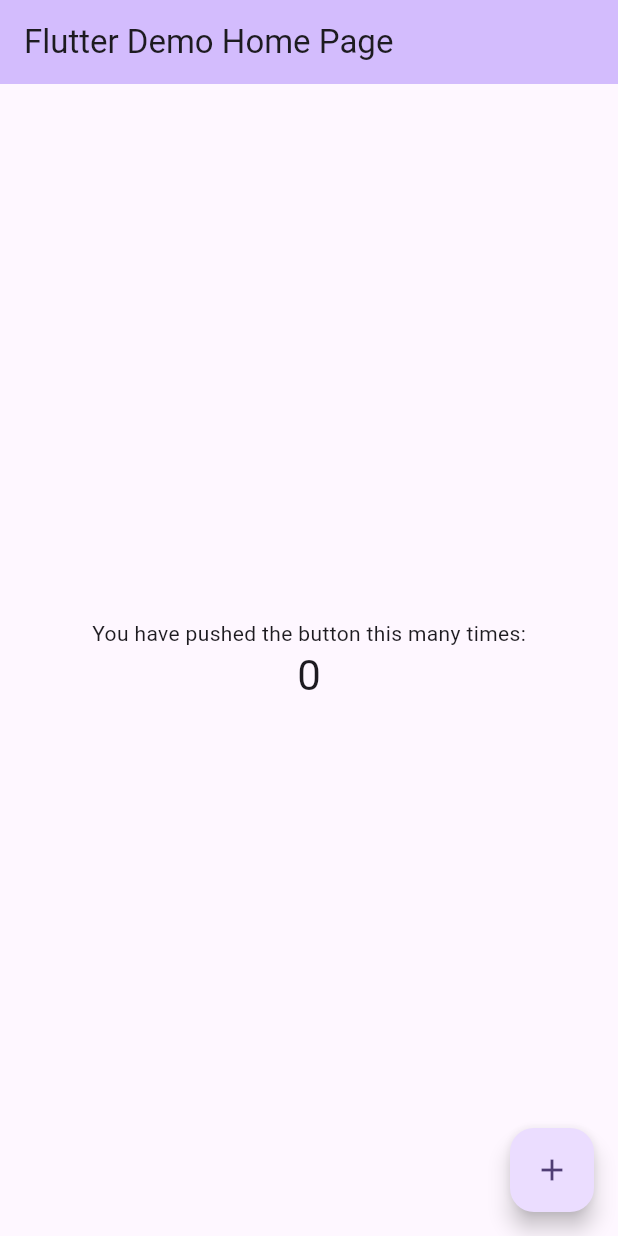
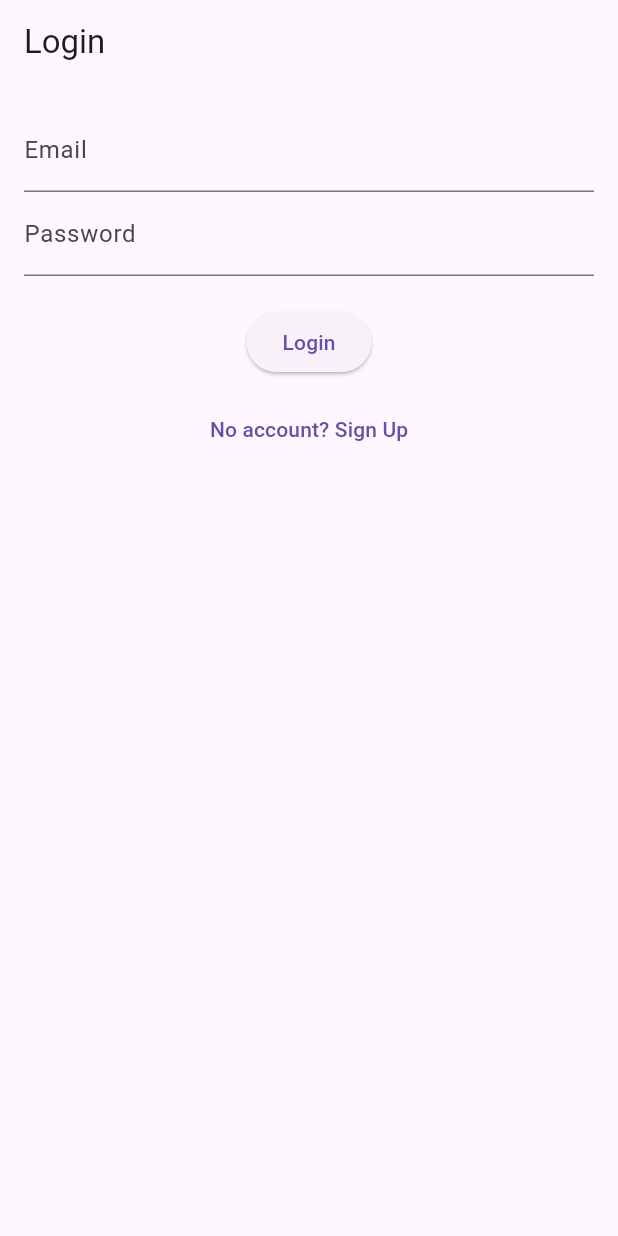
Before and after one commit to pitabashchoudhury/ToDoApp, a Flutter app: the screen it shows after launch, on a phone screen of 412 x 824 dp. Run offline on Flutter 3.47's test engine with Material 3 defaults, Android fonts, the phone set to English and light mode, and no system bars; our stand-ins replace cloud_firestore, firebase_auth, firebase_core, go_router; accounts and stored records are empty.

Commit message:
firebase auth sign up and sign in finished and task is also getting stored in the firestore

```diff
--- /dev/null
+++ b/task_assignment/lib/app_routes.dart
@@ -0,0 +1,33 @@
+import 'package:go_router/go_router.dart';
+import 'package:provider/provider.dart';
+import 'package:task_assignment/models/task_model.dart';
+import 'package:task_assignment/view_models/auth_view_model.dart';
+import 'package:task_assignment/view_models/task_view_model.dart';
+import 'package:task_assignment/views/edit_task_view.dart';
+import 'package:task_assignment/views/home_view.dart';
+import 'package:task_assignment/views/login_view.dart';
+
+GoRouter createRouter(AuthViewModel authViewModel) {
+  return GoRouter(
+    initialLocation: '/',
+    refreshListenable: authViewModel,
+    redirect: (context, state) {
+      final loggedIn = authViewModel.user != null;
+      final loggingIn = state.matchedLocation == '/login';
+      if (!loggedIn) return loggingIn ? null : '/login';
+      if (loggingIn) return '/';
+      return null;
+    },
+    routes: [
+      GoRoute(path: '/login', builder: (context, state) => const LoginView()),
+      GoRoute(path: '/', builder: (context, state) => const HomeView()),
+      GoRoute(
+        path: '/edit',
+        builder: (context, state) {
+          final task = state.extra as TaskModel?;
+          return EditTaskView(task: task);
+        },
+      ),
+    ],
+  );
+}
--- a/task_assignment/lib/main.dart
+++ b/task_assignment/lib/main.dart
@@ -1,122 +1,46 @@
 import 'package:flutter/material.dart';
+import 'package:firebase_core/firebase_core.dart';
+import 'package:provider/provider.dart';
+import 'package:task_assignment/view_models/task_view_model.dart';
+import 'app_routes.dart';
+import 'view_models/auth_view_model.dart';
 
-void main() {
-  runApp(const MyApp());
+void main() async {
+  WidgetsFlutterBinding.ensureInitialized();
+  await Firebase.initializeApp();
+  runApp(const App());
 }
 
-class MyApp extends StatelessWidget {
-  const MyApp({super.key});
+class App extends StatelessWidget {
+  const App({super.key});
 
-  // This widget is the root of your application.
   @override
   Widget build(BuildContext context) {
-    return MaterialApp(
-      title: 'Flutter Demo',
-      theme: ThemeData(
-        // This is the theme of your application.
-        //
-        // TRY THIS: Try running your application with "flutter run". You'll see
-        // the application has a purple toolbar. Then, without quitting the app,
-        // try changing the seedColor in the colorScheme below to Colors.green
-        // and then invoke "hot reload" (save your changes or press the "hot
-        // reload" button in a Flutter-supported IDE, or press "r" if you used
-        // the command line to start the app).
-        //
-        // Notice that the counter didn't reset back to zero; the application
-        // state is not lost during the reload. To reset the state, use hot
-        // restart instead.
-        //
-        // This works for code too, not just values: Most code changes can be
-        // tested with just a hot reload.
-        colorScheme: ColorScheme.fromSeed(seedColor: Colors.deepPurple),
-      ),
-      home: const MyHomePage(title: 'Flutter Demo Home Page'),
+    return ChangeNotifierProvider(
+      create: (_) => AuthViewModel(),
+      child: const RouterApp(),
     );
   }
 }
 
-class MyHomePage extends StatefulWidget {
-  const MyHomePage({super.key, required this.title});
-
-  // This widget is the home page of your application. It is stateful, meaning
-  // that it has a State object (defined below) that contains fields that affect
-  // how it looks.
-
-  // This class is the configuration for the state. It holds the values (in this
-  // case the title) provided by the parent (in this case the App widget) and
-  // used by the build method of the State. Fields in a Widget subclass are
-  // always marked "final".
-
-  final String title;
-
-  @override
-  State<MyHomePage> createState() => _MyHomePageState();
-}
-
-class _MyHomePageState extends State<MyHomePage> {
-  int _counter = 0;
-
-  void _incrementCounter() {
-    setState(() {
-      // This call to setState tells the Flutter framework that something has
-      // changed in this State, which causes it to rerun the build method below
-      // so that the display can reflect the updated values. If we changed
-      // _counter without calling setState(), then the build method would not be
-      // called again, and so nothing would appear to happen.
-      _counter++;
-    });
-  }
+class RouterApp extends StatelessWidget {
+  const RouterApp({super.key});
 
   @override
   Widget build(BuildContext context) {
-    // This method is rerun every time setState is called, for instance as done
-    // by the _incrementCounter method above.
-    //
-    // The Flutter framework has been optimized to make rerunning build methods
-    // fast, so that you can just rebuild anything that needs updating rather
-    // than having to individually change instances of widgets.
-    return Scaffold(
-      appBar: AppBar(
-        // TRY THIS: Try changing the color here to a specific color (to
-        // Colors.amber, perhaps?) and trigger a hot reload to see the AppBar
-        // change color while the other colors stay the same.
-        backgroundColor: Theme.of(context).colorScheme.inversePrimary,
-        // Here we take the value from the MyHomePage object that was created by
-        // the App.build method, and use it to set our appbar title.
-        title: Text(widget.title),
-      ),
-      body: Center(
-        // Center is a layout widget. It takes a single child and positions it
-        // in the middle of the parent.
-        child: Column(
-          // Column is also a layout widget. It takes a list of children and
-          // arranges them vertically. By default, it sizes itself to fit its
-          // children horizontally, and tries to be as tall as its parent.
-          //
-          // Column has various properties to control how it sizes itself and
-          // how it positions its children. Here we use mainAxisAlignment to
-          // center the children vertically; the main axis here is the vertical
-          // axis because Columns are vertical (the cross axis would be
-          // horizontal).
-          //
-          // TRY THIS: Invoke "debug painting" (choose the "Toggle Debug Paint"
-          // action in the IDE, or press "p" in the console), to see the
-          // wireframe for each widget.
-          mainAxisAlignment: MainAxisAlignment.center,
-          children: <Widget>[
-            const Text('You have pushed the button this many times:'),
-            Text(
-              '$_counter',
-              style: Theme.of(context).textTheme.headlineMedium,
-            ),
-          ],
-        ),
-      ),
-      floatingActionButton: FloatingActionButton(
-        onPressed: _incrementCounter,
-        tooltip: 'Increment',
-        child: const Icon(Icons.add),
-      ), // This trailing comma makes auto-formatting nicer for build methods.
+    final authVM = Provider.of<AuthViewModel>(context);
+    final uid = authVM.user?.uid;
+
+    if (uid == null) {
+      return MaterialApp.router(routerConfig: createRouter(authVM));
+    }
+
+    return MultiProvider(
+      providers: [
+        ChangeNotifierProvider.value(value: authVM),
+        ChangeNotifierProvider(create: (_) => TaskViewModel(uid)),
+      ],
+      child: MaterialApp.router(routerConfig: createRouter(authVM)),
     );
   }
 }
--- /dev/null
+++ b/task_assignment/lib/models/task_model.dart
@@ -0,0 +1,36 @@
+import 'package:cloud_firestore/cloud_firestore.dart';
+
+class TaskModel {
+  final String id;
+  final String title;
+  final String description;
+  final String ownerId;
+  final List<String> sharedWith;
+  final DateTime createdAt;
+
+  TaskModel({
+    required this.id,
+    required this.title,
+    required this.description,
+    required this.ownerId,
+    required this.sharedWith,
+    required this.createdAt,
+  });
+
+  factory TaskModel.fromMap(String id, Map<String, dynamic> data) => TaskModel(
+    id: id,
+    title: data['title'] ?? '',
+    description: data['description'] ?? '',
+    ownerId: data['ownerId'],
+    sharedWith: List<String>.from(data['sharedWith'] ?? []),
+    createdAt: (data['createdAt'] as Timestamp).toDate(),
+  );
+
+  Map<String, dynamic> toMap() => {
+    'title': title,
+    'description': description,
+    'ownerId': ownerId,
+    'sharedWith': sharedWith,
+    'createdAt': Timestamp.fromDate(createdAt),
+  };
+}
--- /dev/null
+++ b/task_assignment/lib/services/auth_service.dart
@@ -0,0 +1,25 @@
+import 'package:firebase_auth/firebase_auth.dart';
+
+class AuthService {
+  final _auth = FirebaseAuth.instance;
+
+  Future<User?> signUp(String email, String pass) async {
+    final cred = await _auth.createUserWithEmailAndPassword(
+      email: email,
+      password: pass,
+    );
+    return cred.user;
+  }
+
+  Future<User?> signIn(String email, String pass) async {
+    final cred = await _auth.signInWithEmailAndPassword(
+      email: email,
+      password: pass,
+    );
+    return cred.user;
+  }
+
+  Future<void> signOut() async => _auth.signOut();
+
+  Stream<User?> get authState => _auth.authStateChanges();
+}
--- /dev/null
+++ b/task_assignment/lib/view_models/auth_view_model.dart
@@ -0,0 +1,49 @@
+import 'package:flutter/material.dart';
+import 'package:firebase_auth/firebase_auth.dart';
+import '../services/auth_service.dart';
+
+class AuthViewModel extends ChangeNotifier {
+  final AuthService _auth = AuthService();
+  User? user;
+  bool busy = false;
+  String? error;
+
+  AuthViewModel() {
+    _auth.authState.listen((u) {
+      user = u;
+      notifyListeners();
+    });
+  }
+
+  Future<void> signIn(String email, String pass) async {
+    busy = true;
+    error = null;
+    notifyListeners();
+    try {
+      await _auth.signIn(email, pass);
+    } catch (e) {
+      error = e.toString();
+    }
+    busy = false;
+    notifyListeners();
+  }
+
+  Future<void> signUp(String email, String pass) async {
+    busy = true;
+    error = null;
+    notifyListeners();
+    try {
+      await _auth.signUp(email, pass);
+    } catch (e) {
+      error = e.toString();
+    }
+    busy = false;
+    notifyListeners();
+  }
+
+  Future<void> signOut() async {
+    await _auth.signOut();
+    user = null;
+    notifyListeners();
+  }
+}
--- /dev/null
+++ b/task_assignment/lib/view_models/task_view_model.dart
@@ -0,0 +1,16 @@
+import 'package:flutter/material.dart';
+import '../services/firestore_service.dart';
+import '../models/task_model.dart';
+
+class TaskViewModel extends ChangeNotifier {
+  final FirestoreService _fs = FirestoreService();
+  late Stream<List<TaskModel>> taskStream;
+
+  TaskViewModel(String uid) {
+    taskStream = _fs.streamTasks(uid);
+  }
+
+  Future<void> add(TaskModel t) => _fs.addTask(t);
+
+  Future<void> update(TaskModel t) => _fs.updateTask(t);
+}
--- /dev/null
+++ b/task_assignment/lib/views/login_view.dart
@@ -0,0 +1,65 @@
+import 'package:flutter/material.dart';
+import 'package:provider/provider.dart';
+import '../view_models/auth_view_model.dart';
+import 'package:go_router/go_router.dart';
+
+class LoginView extends StatefulWidget {
+  const LoginView({super.key});
+  @override
+  State<LoginView> createState() => _LoginViewState();
+}
+
+class _LoginViewState extends State<LoginView> {
+  final emailC = TextEditingController();
+  final passC = TextEditingController();
+  bool signup = false;
+
+  @override
+  Widget build(BuildContext c) {
+    final vm = Provider.of<AuthViewModel>(c);
+    return Scaffold(
+      appBar: AppBar(title: Text(signup ? 'Sign Up' : 'Login')),
+      body: Padding(
+        padding: const EdgeInsets.all(16),
+        child: Column(
+          children: [
+            TextField(
+              controller: emailC,
+              decoration: const InputDecoration(labelText: 'Email'),
+            ),
+            TextField(
+              controller: passC,
+              decoration: const InputDecoration(labelText: 'Password'),
+              obscureText: true,
+            ),
+            if (vm.error != null)
+              Text(vm.error!, style: const TextStyle(color: Colors.red)),
+            const SizedBox(height: 20),
+            ElevatedButton(
+              onPressed: vm.busy
+                  ? null
+                  : () async {
+                      if (signup) {
+                        await vm.signUp(emailC.text, passC.text);
+                      } else {
+                        await vm.signIn(emailC.text, passC.text);
+                      }
+                      if (vm.user != null) GoRouter.of(c).go('/');
+                    },
+              child: vm.busy
+                  ? const CircularProgressIndicator()
+                  : Text(signup ? 'Sign Up' : 'Login'),
+            ),
+            const SizedBox(height: 10),
+            TextButton(
+              onPressed: () => setState(() => signup = !signup),
+              child: Text(
+                signup ? 'Have an account? Login' : 'No account? Sign Up',
+              ),
+            ),
+          ],
+        ),
+      ),
+    );
+  }
+}
--- a/task_assignment/pubspec.yaml
+++ b/task_assignment/pubspec.yaml
@@ -34,6 +34,11 @@ dependencies:
   # The following adds the Cupertino Icons font to your application.
   # Use with the CupertinoIcons class for iOS style icons.
   cupertino_icons: ^1.0.8
+  firebase_core: ^3.14.0
+  provider: ^6.1.5
+  firebase_auth: ^5.6.0
+  go_router: ^15.2.4
+  cloud_firestore: ^5.6.9
 
 dev_dependencies:
   flutter_test:
```
Also changed, not shown: task_assignment/lib/services/firestore_service.dart (added, +24 -0 lines), task_assignment/lib/views/edit_task_view.dart (added, +70 -0 lines), task_assignment/lib/views/home_view.dart (added, +61 -0 lines), task_assignment/lib/widgets/task_tile.dart (added, +18 -0 lines), 6 other files.
